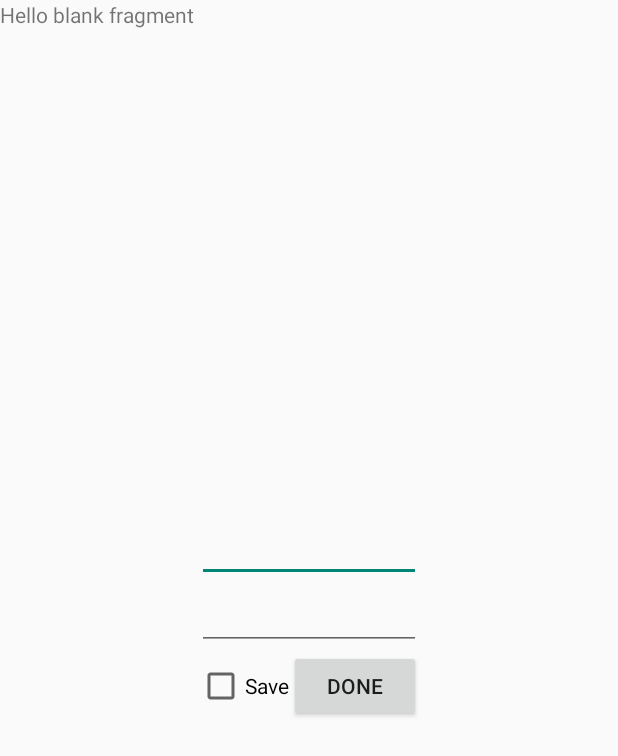
After one commit to paulocn/timetrackinutils, an Android app: the layout fragment_user_config.xml on its own in the app's theme, with its tools: preview values and no code run, on a phone screen of 412 x 824 dp. The commit adds this screen. Shown: the top 756 px of the screen. Run offline under Robolectric (Android 15) with nearby library versions, the phone set to English and light mode, and no system bars.

Commit message:
New fragments, partially done, still accepting all SSL certificates

```diff
--- /dev/null
+++ b/app/src/main/res/layout/fragment_user_config.xml
@@ -0,0 +1,54 @@
+<FrameLayout xmlns:android="http://schemas.android.com/apk/res/android"
+    xmlns:tools="http://schemas.android.com/tools" android:layout_width="match_parent"
+    android:layout_height="match_parent" tools:context="ciandt.timetrackinutils.UserConfigFragment">
+
+    <!-- TODO: Update blank fragment layout -->
+    <TextView android:layout_width="match_parent" android:layout_height="match_parent"
+        android:text="@string/hello_blank_fragment" />
+
+
+    <LinearLayout
+        android:orientation="vertical"
+        android:layout_width="wrap_content"
+        android:layout_height="wrap_content"
+        android:layout_gravity="center">
+
+        <EditText
+            android:layout_width="match_parent"
+            android:layout_height="wrap_content"
+            android:id="@+id/editText"
+            android:layout_gravity="center" />
+
+        <EditText
+            android:layout_width="match_parent"
+            android:layout_height="wrap_content"
+            android:inputType="textPassword"
+            android:ems="10"
+            android:id="@+id/editText2"
+            android:layout_gravity="center" />
+
+    <LinearLayout
+        android:orientation="horizontal"
+        android:layout_width="wrap_content"
+        android:layout_height="wrap_content"
+        android:layout_gravity="center">
+
+        <CheckBox
+            android:layout_width="wrap_content"
+            android:layout_height="wrap_content"
+            android:text="Save"
+            android:id="@+id/checkBox" />
+
+        <Button
+            android:layout_width="wrap_content"
+            android:layout_height="wrap_content"
+            android:text="Done"
+            android:onClick="actionSavePassword"
+            android:id="@+id/button2" />
+
+    </LinearLayout>
+
+
+    </LinearLayout>
+
+</FrameLayout>
```
Also changed, not shown: app/src/main/java/ciandt/timetrackinutils/MainActivity.java (+35 -4 lines), app/src/main/java/ciandt/timetrackinutils/UserConfigFragment.java (added, +104 -0 lines), app/src/main/java/ciandt/timetrackinutils/storage/EncriptedSaver.java (added, +27 -0 lines), app/src/main/res/values/strings.xml (+10 -7 lines).
